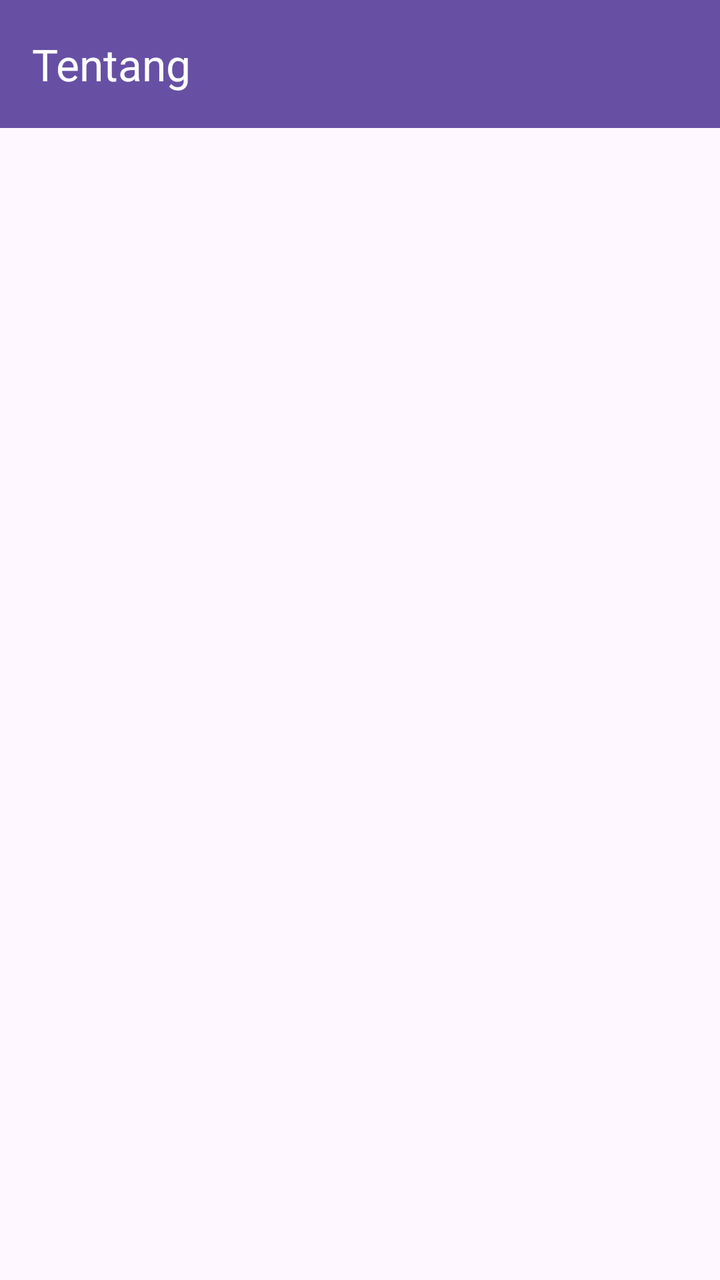
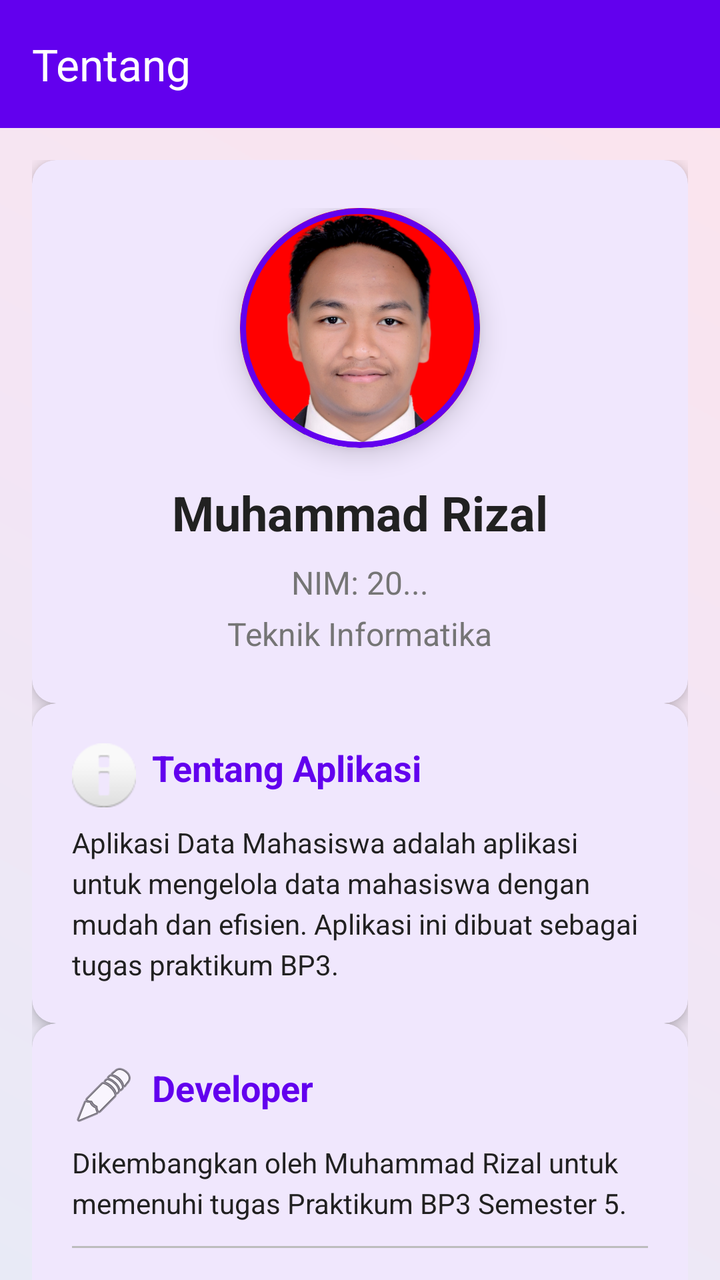

Before-and-after screenshots of an Android layout around one commit, followed by the original layout XML and the change that was made.
<!-- AndroidManifest.xml: application theme Theme.Aplikasi_Data_Mahasiswa -->
<!-- res/layout/activity_tentang.xml -->
<?xml version="1.0" encoding="utf-8"?>
<androidx.coordinatorlayout.widget.CoordinatorLayout xmlns:android="http://schemas.android.com/apk/res/android"
    xmlns:app="http://schemas.android.com/apk/res-auto"
    android:layout_width="match_parent"
    android:layout_height="match_parent">

    <com.google.android.material.appbar.MaterialToolbar
        android:id="@+id/toolbar"
        android:layout_width="match_parent"
        android:layout_height="wrap_content"
        android:background="?attr/colorPrimary"
        android:theme="@style/ThemeOverlay.Material3.Dark.ActionBar"
        app:title="Tentang" />

</androidx.coordinatorlayout.widget.CoordinatorLayout>
<!-- resources referenced by this layout -->
<resources>
  <style name="Theme.Aplikasi_Data_Mahasiswa" parent="Base.Theme.Aplikasi_Data_Mahasiswa" />
  <style name="Base.Theme.Aplikasi_Data_Mahasiswa" parent="Theme.Material3.DayNight.NoActionBar">
          
          
      </style>
</resources>

<!-- the commit's change to res/layout/activity_tentang.xml (unified diff, before → after) -->
@@ -2,14 +2,177 @@
 <androidx.coordinatorlayout.widget.CoordinatorLayout xmlns:android="http://schemas.android.com/apk/res/android"
     xmlns:app="http://schemas.android.com/apk/res-auto"
     android:layout_width="match_parent"
-    android:layout_height="match_parent">
+    android:layout_height="match_parent"
+    android:background="@drawable/background_light_gradient">
 
-    <com.google.android.material.appbar.MaterialToolbar
-        android:id="@+id/toolbar"
+    <com.google.android.material.appbar.AppBarLayout
+        android:id="@+id/appBarLayout"
         android:layout_width="match_parent"
         android:layout_height="wrap_content"
-        android:background="?attr/colorPrimary"
-        android:theme="@style/ThemeOverlay.Material3.Dark.ActionBar"
-        app:title="Tentang" />
+        android:theme="@style/ThemeOverlay.Material3.Dark.ActionBar">
+
+        <com.google.android.material.appbar.MaterialToolbar
+            android:id="@+id/toolbar"
+            style="@style/ToolbarStyle"
+            android:layout_width="match_parent"
+            android:layout_height="?attr/actionBarSize"
+            app:title="Tentang"
+            app:titleTextColor="@color/white" />
+
+    </com.google.android.material.appbar.AppBarLayout>
+
+    <androidx.core.widget.NestedScrollView
+        android:layout_width="match_parent"
+        android:layout_height="match_parent"
+        app:layout_behavior="@string/appbar_scrolling_view_behavior">
+
+        <LinearLayout
+            android:layout_width="match_parent"
+            android:layout_height="wrap_content"
+            android:orientation="vertical"
+            android:padding="16dp">
+
+            
+            <com.google.android.material.card.MaterialCardView
+                style="@style/CardStyle"
+                android:layout_width="match_parent"
+                android:layout_height="wrap_content"
+                android:layout_margin="0dp"
+                android:layout_marginBottom="16dp">
+
+                <LinearLayout
+                    android:layout_width="match_parent"
+                    android:layout_height="wrap_content"
+                    android:gravity="center"
+                    android:orientation="vertical"
+                    android:padding="24dp">
+
+                    
+                    <com.google.android.material.card.MaterialCardView
+                        android:layout_width="wrap_content"
+                        android:layout_height="wrap_content"
+                        app:cardCornerRadius="60dp"
+                        app:cardElevation="8dp"
+                        app:strokeColor="@color/profile_border"
+                        app:strokeWidth="3dp">
+
+                        <ImageView
+                            android:id="@+id/profileImage"
+                            style="@style/ProfileImageStyle"
+                            android:src="@drawable/muhammad_rizal"
+                            android:contentDescription="Profile Picture" />
+
+                    </com.google.android.material.card.MaterialCardView>
+
+                    
+                    <TextView
+                        android:id="@+id/profileName"
+                        style="@style/ProfileNameStyle"
+                        android:layout_width="wrap_content"
+                        android:layout_height="wrap_content"
+                        android:text="Muhammad Rizal" />
+
+                    
+                    <TextView
+                        android:id="@+id/profileNim"
+                        style="@style/ProfileInfoStyle"
+                        android:layout_width="wrap_content"
+                        android:layout_height="wrap_content"
+                        android:text="NIM: 20..." />
+
+                    
+                    <TextView
+                        android:id="@+id/profileClass"
+                        style="@style/ProfileInfoStyle"
+                        android:layout_width="wrap_content"
+                        android:layout_height="wrap_content"
+                        android:layout_marginTop="4dp"
+                        android:text="Teknik Informatika" />
+
+                </LinearLayout>
+
+            </com.google.android.material.card.MaterialCardView>
+
+            
+            <com.google.android.material.card.MaterialCardView
+                style="@style/CardStyle"
+                android:layout_width="match_parent"
+                android:layout_height="wrap_content"
+                android:layout_margin="0dp"
+                android:layout_marginTop="8dp"
+                android:layout_marginBottom="16dp">
+
+                <LinearLayout
+                    android:layout_width="match_parent"
+                    android:layout_height="wrap_content"
+                    android:orientation="vertical"
+                    android:padding="20dp">
+
+                    <TextView
+                        style="@style/SectionTitleStyle"
+                        android:layout_width="wrap_content"
+                        android:layout_height="wrap_content"
+                        android:drawableStart="@android:drawable/ic_dialog_info"
+                        android:drawablePadding="8dp"
+                        android:text="Tentang Aplikasi" />
+
+                    <TextView
+                        style="@style/BodyTextStyle"
+                        android:layout_width="match_parent"
+                        android:layout_height="wrap_content"
+                        android:text="Aplikasi Data Mahasiswa adalah aplikasi untuk mengelola data mahasiswa dengan mudah dan efisien. Aplikasi ini dibuat sebagai tugas praktikum BP3." />
+
+                </LinearLayout>
+
+            </com.google.android.material.card.MaterialCardView>
+
+            
+            <com.google.android.material.card.MaterialCardView
+                style="@style/CardStyle"
+                android:layout_width="match_parent"
+                android:layout_height="wrap_content"
+                android:layout_margin="0dp"
+                android:layout_marginTop="8dp">
+
+                <LinearLayout
+                    android:layout_width="match_parent"
+                    android:layout_height="wrap_content"
+                    android:orientation="vertical"
+                    android:padding="20dp">
+
+                    <TextView
+                        style="@style/SectionTitleStyle"
+                        android:layout_width="wrap_content"
+                        android:layout_height="wrap_content"
+                        android:drawableStart="@android:drawable/ic_menu_edit"
+                        android:drawablePadding="8dp"
+                        android:text="Developer" />
+
+                    <TextView
+                        style="@style/BodyTextStyle"
+                        android:layout_width="match_parent"
+                        android:layout_height="wrap_content"
+                        android:text="Dikembangkan oleh Muhammad Rizal untuk memenuhi tugas Praktikum BP3 Semester 5." />
+
+                    <View
+                        android:layout_width="match_parent"
+                        android:layout_height="1dp"
+                        android:layout_marginVertical="12dp"
+                        android:background="@color/divider" />
+
+                    <TextView
+                        style="@style/BodyTextStyle"
+                        android:layout_width="match_parent"
+                        android:layout_height="wrap_content"
+                        android:text="Version: 1.0.0"
+                        android:textStyle="bold" />
+
+                </LinearLayout>
+
+            </com.google.android.material.card.MaterialCardView>
+
+        </LinearLayout>
+
+    </androidx.core.widget.NestedScrollView>
 
 </androidx.coordinatorlayout.widget.CoordinatorLayout>
<!-- resource entries referenced after the edit -->
@@ -1,9 +1,81 @@
 <!-- resources referenced by this layout -->
 <resources>
+  <color name="divider">#BDBDBD</color>
+  <color name="profile_border">#6200EE</color>
+  <color name="white">#FFFFFFFF</color>
+  <!-- drawable background_light_gradient (drawable) -->
+  <?xml version="1.0" encoding="utf-8"?>
+  <shape xmlns:android="http://schemas.android.com/apk/res/android">
+      <gradient
+          android:angle="45"
+          android:startColor="#E8EAF6"
+          android:centerColor="#F3E5F5"
+          android:endColor="#FCE4EC"
+          android:type="linear" />
+  </shape>
+  <!-- drawable muhammad_rizal: png bitmap (drawable, 206297 bytes) -->
+  <style name="BodyTextStyle">
+          <item name="android:textSize">14sp</item>
+          <item name="android:textColor">@color/text_primary</item>
+          <item name="android:lineSpacingExtra">4dp</item>
+      </style>
+  <style name="CardStyle" parent="Widget.Material3.CardView.Elevated">
+          <item name="cardBackgroundColor">@color/card_background</item>
+          <item name="cardElevation">4dp</item>
+          <item name="cardCornerRadius">12dp</item>
+          <item name="android:layout_margin">16dp</item>
+      </style>
+  <style name="ProfileImageStyle">
+          <item name="android:layout_width">120dp</item>
+          <item name="android:layout_height">120dp</item>
+          <item name="android:scaleType">centerCrop</item>
+      </style>
+  <style name="ProfileInfoStyle">
+          <item name="android:textSize">16sp</item>
+          <item name="android:textColor">@color/text_secondary</item>
+          <item name="android:layout_marginTop">8dp</item>
+      </style>
+  <style name="ProfileNameStyle">
+          <item name="android:textSize">24sp</item>
+          <item name="android:textStyle">bold</item>
+          <item name="android:textColor">@color/text_primary</item>
+          <item name="android:layout_marginTop">16dp</item>
+      </style>
+  <style name="SectionTitleStyle">
+          <item name="android:textSize">18sp</item>
+          <item name="android:textStyle">bold</item>
+          <item name="android:textColor">@color/primary</item>
+          <item name="android:layout_marginBottom">8dp</item>
+      </style>
+  <style name="ToolbarStyle" parent="Widget.Material3.Toolbar">
+          <item name="android:background">?attr/colorPrimary</item>
+          <item name="titleTextColor">@color/white</item>
+          <item name="android:elevation">4dp</item>
+      </style>
   <style name="Theme.Aplikasi_Data_Mahasiswa" parent="Base.Theme.Aplikasi_Data_Mahasiswa" />
+  <color name="text_primary">#212121</color>
+  <color name="card_background">#FFFFFF</color>
+  <color name="text_secondary">#757575</color>
+  <color name="primary">#6200EE</color>
   <style name="Base.Theme.Aplikasi_Data_Mahasiswa" parent="Theme.Material3.DayNight.NoActionBar">
           
+          <item name="colorPrimary">@color/primary</item>
+          <item name="colorPrimaryDark">@color/primary_dark</item>
+          <item name="colorAccent">@color/accent</item>
+  
           
+          <item name="android:colorBackground">@color/background</item>
+          <item name="colorSurface">@color/surface</item>
+  
+          
+          <item name="android:textColorPrimary">@color/text_primary</item>
+          <item name="android:textColorSecondary">@color/text_secondary</item>
+          <item name="android:textColorHint">@color/text_hint</item>
       </style>
+  <color name="primary_dark">#3700B3</color>
+  <color name="accent">#03DAC5</color>
+  <color name="background">#FFFFFF</color>
+  <color name="surface">#FFFFFF</color>
+  <color name="text_hint">#9E9E9E</color>
 </resources>
 
